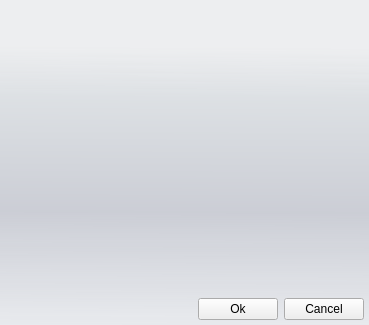
Before: the Qt Designer form bin/data/ui/fileview.ui in realXtend/tundra, drawn with Qt 5.
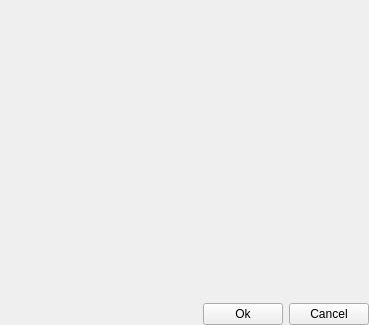
After: the same form once the commit is applied.

```diff
--- a/bin/data/ui/fileview.ui
+++ b/bin/data/ui/fileview.ui
@@ -13,42 +13,6 @@
   <property name="windowTitle">
    <string>File View</string>
   </property>
-  <property name="styleSheet">
-   <string notr="true">
-    /* Containers */
-    QFrame#MainFrame
-    {
-	background-color: qlineargradient(spread:pad, x1:0.006, y1:0, x2:0, y2:1, stop:0.142045 rgba(229, 234, 243, 50), stop:0.295455 rgba(209, 215, 221, 150), stop:0.65 rgba(179, 183, 196, 150), stop:1 rgba(222, 227, 236, 100));
-        padding: 5px;
-    }
-    
-    /* Other widgets 
-    
-    QAbstractButton
-    {
-        color: rgb(255,255,255);
-    }
-    QPushButton
-    {
-        color: rgb(0, 0, 0);
-        min-width: 60px;
-        font-size: 12px;
-        border: 1px solid;
-        border-color: rgb(48, 48, 48);
-        border-radius: 8px;
-        border-top-left-radius: 0px;
-        border-bottom-right-radius: 0px;
-        padding: 2px 5px;
-        background-color: qlineargradient(spread:pad, x1:0.488636, y1:0.273, x2:0.511, y2:1, stop:0 rgba(0, 0, 0, 50), stop:1 rgba(207, 207, 207, 100));
-    }
-    QPushButton:hover
-    {
-        border-color: rgba(0, 0, 0, 255);
-        color: rgb(0,0,0);
-        background-color: qlineargradient(spread:pad, x1:0.488636, y1:0.273, x2:0.511, y2:1, stop:0 rgba(0, 169, 255, 255), stop:1 rgba(0, 0, 0, 50));
-    }
-    */</string>
-  </property>
   <layout class="QHBoxLayout" name="horizontalLayout">
    <property name="spacing">
     <number>0</number>
```
